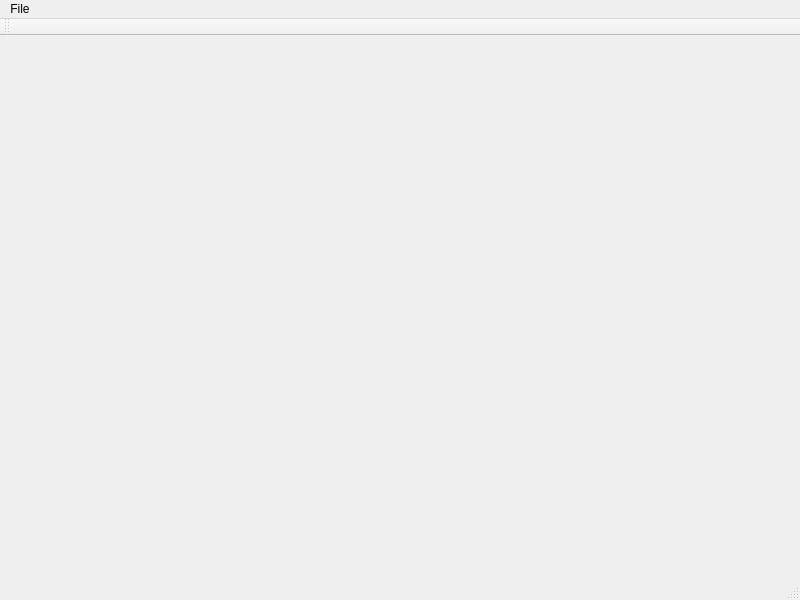
adickin/Md2-Viewer, file src/MainWindow.ui: the form before one commit.
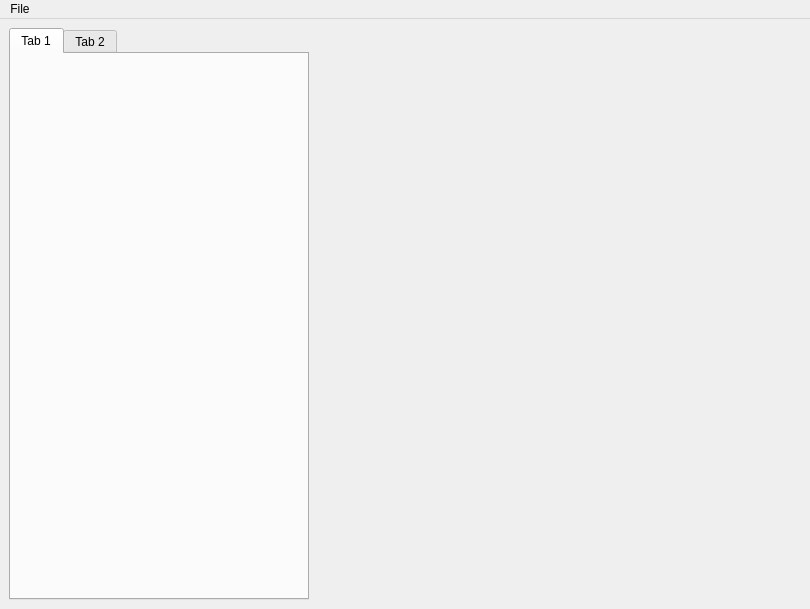
The form after the commit.

The edit to the form file:
```diff
--- a/src/MainWindow.ui
+++ b/src/MainWindow.ui
@@ -6,20 +6,57 @@
    <rect>
     <x>0</x>
     <y>0</y>
-    <width>800</width>
-    <height>600</height>
+    <width>810</width>
+    <height>609</height>
    </rect>
   </property>
   <property name="windowTitle">
    <string>MainWindow</string>
   </property>
-  <widget class="QWidget" name="wCentralWidget"/>
+  <widget class="QWidget" name="wCentralWidget">
+   <layout class="QHBoxLayout" name="horizontalLayout">
+    <item>
+     <widget class="QTabWidget" name="tabWidget">
+      <property name="sizePolicy">
+       <sizepolicy hsizetype="Fixed" vsizetype="Expanding">
+        <horstretch>0</horstretch>
+        <verstretch>0</verstretch>
+       </sizepolicy>
+      </property>
+      <property name="minimumSize">
+       <size>
+        <width>300</width>
+        <height>0</height>
+       </size>
+      </property>
+      <property name="currentIndex">
+       <number>0</number>
+      </property>
+      <widget class="QWidget" name="tab">
+       <attribute name="title">
+        <string>Tab 1</string>
+       </attribute>
+      </widget>
+      <widget class="QWidget" name="tab_2">
+       <attribute name="title">
+        <string>Tab 2</string>
+       </attribute>
+      </widget>
+     </widget>
+    </item>
+    <item>
+     <widget class="QWidget" name="widget" native="true">
+      <layout class="QVBoxLayout" name="verticalLayout"/>
+     </widget>
+    </item>
+   </layout>
+  </widget>
   <widget class="QMenuBar" name="wMenuBar">
    <property name="geometry">
     <rect>
      <x>0</x>
      <y>0</y>
-     <width>800</width>
+     <width>810</width>
      <height>26</height>
     </rect>
    </property>
@@ -32,21 +69,6 @@
    </widget>
    <addaction name="menuFile"/>
   </widget>
-  <widget class="QStatusBar" name="wStatusBar"/>
-  <widget class="QToolBar" name="wToolBar">
-   <property name="windowTitle">
-    <string>toolBar</string>
-   </property>
-   <property name="allowedAreas">
-    <set>Qt::LeftToolBarArea</set>
-   </property>
-   <attribute name="toolBarArea">
-    <enum>TopToolBarArea</enum>
-   </attribute>
-   <attribute name="toolBarBreak">
-    <bool>false</bool>
-   </attribute>
-  </widget>
   <action name="actionSave">
    <property name="text">
     <string>Save</string>
```
Left out of the diff: 2 changed lines with no effect on the pictures.
